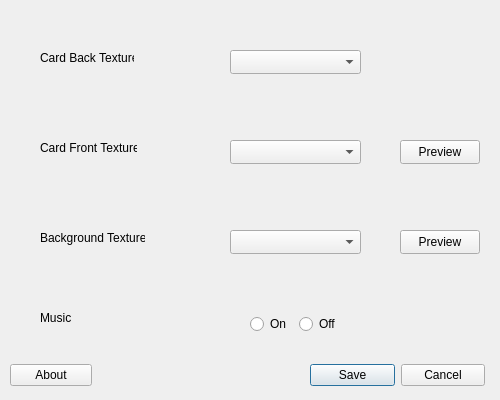
Old version of the form src/gui/settings_menu/settingsmenu.ui in the repository sudosys/matchmatch-game.
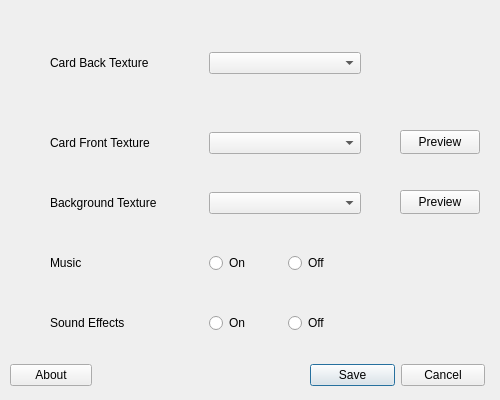
New version of the form.

Commit message: sound effect option added to settings

```diff
--- a/src/gui/settings_menu/settingsmenu.ui
+++ b/src/gui/settings_menu/settingsmenu.ui
@@ -28,32 +28,6 @@
   <property name="windowTitle">
    <string>Settings</string>
   </property>
-  <widget class="QWidget" name="layoutWidget3">
-   <property name="geometry">
-    <rect>
-     <x>250</x>
-     <y>310</y>
-     <width>91</width>
-     <height>28</height>
-    </rect>
-   </property>
-   <layout class="QHBoxLayout" name="horizontalLayout">
-    <item>
-     <widget class="QRadioButton" name="music_on">
-      <property name="text">
-       <string>On</string>
-      </property>
-     </widget>
-    </item>
-    <item>
-     <widget class="QRadioButton" name="music_off">
-      <property name="text">
-       <string>Off</string>
-      </property>
-     </widget>
-    </item>
-   </layout>
-  </widget>
   <widget class="QWidget" name="layoutWidget4">
    <property name="geometry">
     <rect>
@@ -103,7 +77,7 @@
    <property name="geometry">
     <rect>
      <x>400</x>
-     <y>230</y>
+     <y>190</y>
      <width>80</width>
      <height>24</height>
     </rect>
@@ -116,7 +90,7 @@
    <property name="geometry">
     <rect>
      <x>400</x>
-     <y>140</y>
+     <y>130</y>
      <width>80</width>
      <height>24</height>
     </rect>
@@ -125,88 +99,6 @@
     <string>Preview</string>
    </property>
   </widget>
-  <widget class="QComboBox" name="card_back_combo">
-   <property name="geometry">
-    <rect>
-     <x>230</x>
-     <y>50</y>
-     <width>131</width>
-     <height>24</height>
-    </rect>
-   </property>
-  </widget>
-  <widget class="QComboBox" name="bg_combo">
-   <property name="geometry">
-    <rect>
-     <x>230</x>
-     <y>230</y>
-     <width>131</width>
-     <height>24</height>
-    </rect>
-   </property>
-  </widget>
-  <widget class="QComboBox" name="card_front_combo">
-   <property name="geometry">
-    <rect>
-     <x>230</x>
-     <y>140</y>
-     <width>131</width>
-     <height>24</height>
-    </rect>
-   </property>
-  </widget>
-  <widget class="QLabel" name="label_2">
-   <property name="geometry">
-    <rect>
-     <x>40</x>
-     <y>140</y>
-     <width>97</width>
-     <height>16</height>
-    </rect>
-   </property>
-   <property name="text">
-    <string>Card Front Texture</string>
-   </property>
-  </widget>
-  <widget class="QLabel" name="label_4">
-   <property name="geometry">
-    <rect>
-     <x>40</x>
-     <y>310</y>
-     <width>32</width>
-     <height>16</height>
-    </rect>
-   </property>
-   <property name="text">
-    <string>Music</string>
-   </property>
-  </widget>
-  <widget class="QLabel" name="label_3">
-   <property name="geometry">
-    <rect>
-     <x>40</x>
-     <y>230</y>
-     <width>105</width>
-     <height>16</height>
-    </rect>
-   </property>
-   <property name="text">
-    <string>Background Texture</string>
-   </property>
-  </widget>
-  <widget class="QLabel" name="label">
-   <property name="geometry">
-    <rect>
-     <x>40</x>
-     <y>50</y>
-     <width>94</width>
-     <height>16</height>
-    </rect>
-   </property>
-   <property name="text">
-    <string>Card Back Texture</string>
-   </property>
-  </widget>
   <widget class="QWidget" name="horizontalLayoutWidget">
    <property name="geometry">
     <rect>
@@ -226,6 +118,146 @@
     </item>
    </layout>
   </widget>
+  <widget class="QWidget" name="">
+   <property name="geometry">
+    <rect>
+     <x>50</x>
+     <y>310</y>
+     <width>311</width>
+     <height>26</height>
+    </rect>
+   </property>
+   <layout class="QHBoxLayout" name="effect_layout">
+    <item>
+     <widget class="QLabel" name="sound_effects">
+      <property name="text">
+       <string>Sound Effects</string>
+      </property>
+     </widget>
+    </item>
+    <item>
+     <layout class="QHBoxLayout" name="effect_button_layout">
+      <item>
+       <widget class="QRadioButton" name="effect_on">
+        <property name="text">
+         <string>On</string>
+        </property>
+       </widget>
+      </item>
+      <item>
+       <widget class="QRadioButton" name="effect_off">
+        <property name="text">
+         <string>Off</string>
+        </property>
+       </widget>
+      </item>
+     </layout>
+    </item>
+   </layout>
+  </widget>
+  <widget class="QWidget" name="">
+   <property name="geometry">
+    <rect>
+     <x>50</x>
+     <y>250</y>
+     <width>311</width>
+     <height>26</height>
+    </rect>
+   </property>
+   <layout class="QHBoxLayout" name="music_layout">
+    <item>
+     <widget class="QLabel" name="music">
+      <property name="text">
+       <string>Music</string>
+      </property>
+     </widget>
+    </item>
+    <item>
+     <layout class="QHBoxLayout" name="music_button_layout">
+      <item>
+       <widget class="QRadioButton" name="music_on">
+        <property name="text">
+         <string>On</string>
+        </property>
+       </widget>
+      </item>
+      <item>
+       <widget class="QRadioButton" name="music_off">
+        <property name="text">
+         <string>Off</string>
+        </property>
+       </widget>
+      </item>
+     </layout>
+    </item>
+   </layout>
+  </widget>
+  <widget class="QWidget" name="">
+   <property name="geometry">
+    <rect>
+     <x>50</x>
+     <y>50</y>
+     <width>311</width>
+     <height>26</height>
+    </rect>
+   </property>
+   <layout class="QHBoxLayout" name="card_back_layout">
+    <item>
+     <widget class="QLabel" name="card_back_texture">
+      <property name="text">
+       <string>Card Back Texture</string>
+      </property>
+     </widget>
+    </item>
+    <item>
+     <widget class="QComboBox" name="card_back_combo"/>
+    </item>
+   </layout>
+  </widget>
+  <widget class="QWidget" name="">
+   <property name="geometry">
+    <rect>
+     <x>50</x>
+     <y>130</y>
+     <width>311</width>
+     <height>26</height>
+    </rect>
+   </property>
+   <layout class="QHBoxLayout" name="card_front_layout">
+    <item>
+     <widget class="QLabel" name="card_front_texture">
+      <property name="text">
+       <string>Card Front Texture</string>
+      </property>
+     </widget>
+    </item>
+    <item>
+     <widget class="QComboBox" name="card_front_combo"/>
+    </item>
+   </layout>
+  </widget>
+  <widget class="QWidget" name="">
+   <property name="geometry">
+    <rect>
+     <x>50</x>
+     <y>190</y>
+     <width>311</width>
+     <height>26</height>
+    </rect>
+   </property>
+   <layout class="QHBoxLayout" name="background_layout">
+    <item>
+     <widget class="QLabel" name="background_texture">
+      <property name="text">
+       <string>Background Texture</string>
+      </property>
+     </widget>
+    </item>
+    <item>
+     <widget class="QComboBox" name="bg_combo"/>
+    </item>
+   </layout>
+  </widget>
  </widget>
  <resources/>
  <connections/>
```
Left out of the diff: 4 changed lines with no effect on the pictures. The commit also changes 5 other files.
